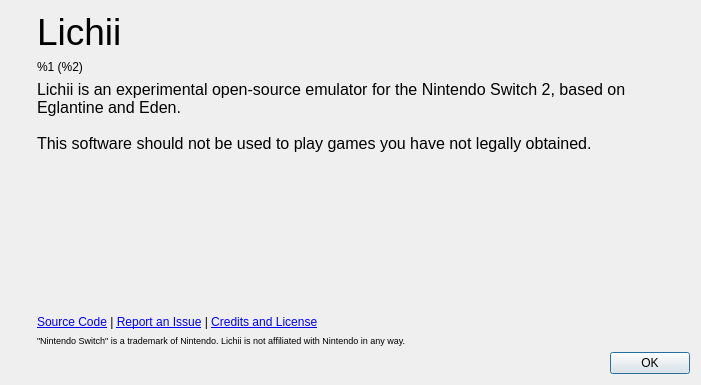
Above: src/yuzu/aboutdialog.ui from mollie2999/Eglantine before the change. Below: the same form after it.
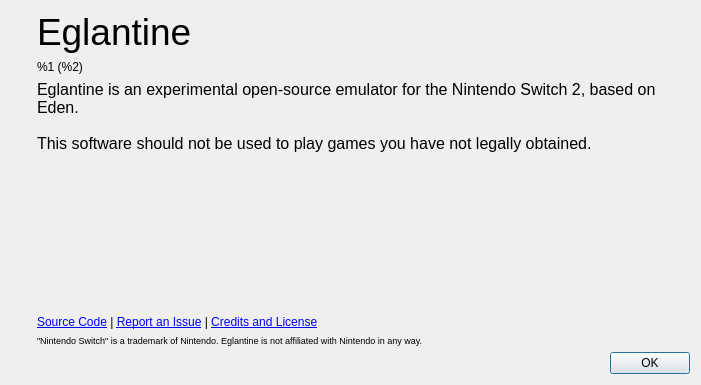
That is the form after the change. Icons and pictures are not drawn.

Commit message: Restore Eglantine application name and project description

Diff of the .ui file:
```diff
--- a/src/yuzu/aboutdialog.ui
+++ b/src/yuzu/aboutdialog.ui
@@ -69,7 +69,7 @@
           </sizepolicy>
          </property>
          <property name="text">
-          <string>&lt;html&gt;&lt;head/&gt;&lt;body&gt;&lt;p&gt;&lt;span style=&quot; font-size:28pt;&quot;&gt;Lichii&lt;/span&gt;&lt;/p&gt;&lt;/body&gt;&lt;/html&gt;</string>
+          <string>&lt;html&gt;&lt;head/&gt;&lt;body&gt;&lt;p&gt;&lt;span style=&quot; font-size:28pt;&quot;&gt;Eglantine&lt;/span&gt;&lt;/p&gt;&lt;/body&gt;&lt;/html&gt;</string>
          </property>
         </widget>
        </item>
@@ -102,7 +102,7 @@
 li.unchecked::marker { content: &quot;\2610&quot;; }
 li.checked::marker { content: &quot;\2612&quot;; }
 &lt;/style&gt;&lt;/head&gt;&lt;body style=&quot; font-family:'Noto Sans'; font-size:9pt; font-weight:400; font-style:normal;&quot;&gt;
-&lt;p style=&quot; margin-top:0px; margin-bottom:0px; margin-left:0px; margin-right:0px; -qt-block-indent:0; text-indent:0px;&quot;&gt;&lt;span style=&quot; font-family:'MS Shell Dlg 2'; font-size:12pt;&quot;&gt;Lichii is an experimental open-source emulator for the Nintendo Switch 2, based on Eglantine and Eden. &lt;br /&gt;&lt;br /&gt;This software should not be used to play games you have not legally obtained.&lt;/span&gt;&lt;/p&gt;&lt;/body&gt;&lt;/html&gt;</string>
+&lt;p style=&quot; margin-top:0px; margin-bottom:0px; margin-left:0px; margin-right:0px; -qt-block-indent:0; text-indent:0px;&quot;&gt;&lt;span style=&quot; font-family:'MS Shell Dlg 2'; font-size:12pt;&quot;&gt;Eglantine is an experimental open-source emulator for the Nintendo Switch 2, based on Eden. &lt;br /&gt;&lt;br /&gt;This software should not be used to play games you have not legally obtained.&lt;/span&gt;&lt;/p&gt;&lt;/body&gt;&lt;/html&gt;</string>
          </property>
          <property name="alignment">
           <set>Qt::AlignmentFlag::AlignLeading|Qt::AlignmentFlag::AlignLeft|Qt::AlignmentFlag::AlignVCenter</set>
@@ -144,7 +144,7 @@
           </sizepolicy>
          </property>
          <property name="text">
-          <string>&lt;html&gt;&lt;head/&gt;&lt;body&gt;&lt;p&gt;&lt;span style=&quot; font-size:7pt;&quot;&gt;&amp;quot;Nintendo Switch&amp;quot; is a trademark of Nintendo. Lichii is not affiliated with Nintendo in any way.&lt;/span&gt;&lt;/p&gt;&lt;/body&gt;&lt;/html&gt;</string>
+          <string>&lt;html&gt;&lt;head/&gt;&lt;body&gt;&lt;p&gt;&lt;span style=&quot; font-size:7pt;&quot;&gt;&amp;quot;Nintendo Switch&amp;quot; is a trademark of Nintendo. Eglantine is not affiliated with Nintendo in any way.&lt;/span&gt;&lt;/p&gt;&lt;/body&gt;&lt;/html&gt;</string>
          </property>
         </widget>
        </item>
```
Left out of the diff: 2 changed lines with no effect on the pictures. The commit also changes 20 other files.
